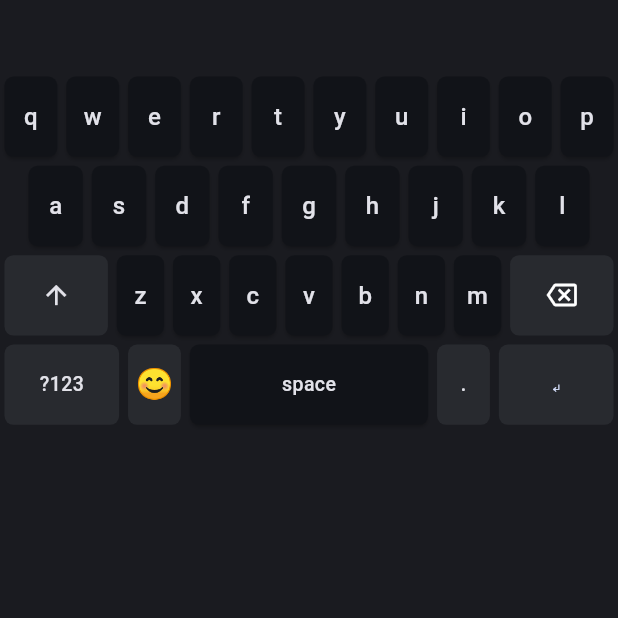
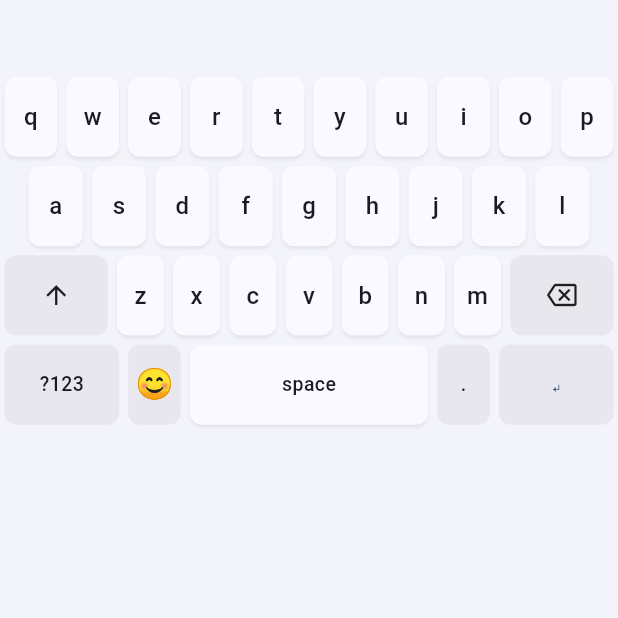
Before and after one commit to PATILYASHH/Smart-Keyboard, a Flutter app: the screen it shows after launch, after a tap on the "backspace" icon, on a phone screen of 412 x 824 dp, the top half of it. Run offline on Flutter 3.47's test engine with Material 3 defaults, Android fonts, the phone set to English and light mode, and no system bars; our stand-ins replace sqflite; accounts and stored records are empty; project files that could hold a hidden picture were left out.

Commit message:
Improve keyboard UI, fix animation latency, add CI pipeline
Co-authored-by: PATILYASHH <149749700+PATILYASHH@users.noreply.github.com>

```diff
--- a/lib/keyboard/key_widget.dart
+++ b/lib/keyboard/key_widget.dart
@@ -7,8 +7,9 @@ import 'gesture_handler.dart';
 /// Design goals:
 /// • Renders in < 1 ms (no layout calculation, pre-baked [BoxDecoration]).
 /// • Plays a short scale animation on tap to give tactile-like feedback.
-/// • Notifies the parent via [onTap] so that all [InputConnection] writes
-///   happen in one place ([KeyboardWidget]).
+/// • Fires [onTap] **immediately** at the start of the press animation so the
+///   input pipeline sees the keystroke with minimal latency (no waiting for the
+///   animation to complete).
 class KeyWidget extends StatefulWidget {
   const KeyWidget({
     super.key,
@@ -75,10 +76,11 @@ class _KeyWidgetState extends State<KeyWidget>
     super.dispose();
   }
 
-  Future<void> _handleTap() async {
-    await _controller.forward();
-    await _controller.reverse();
+  /// Fires [onTap] immediately for minimal latency, then runs the press
+  /// animation in the background so the UI still shows tactile feedback.
+  void _handleTap() {
     widget.onTap(widget.character);
+    _controller.forward().then((_) => _controller.reverse());
   }
 
   @override
@@ -105,8 +107,9 @@ class _KeyWidgetState extends State<KeyWidget>
             scale: _scaleAnimation,
             child: Material(
               elevation: widget.isModifier ? 0 : 1,
-              borderRadius: BorderRadius.circular(6),
+              borderRadius: BorderRadius.circular(8),
               color: bg,
+              shadowColor: theme.colorScheme.shadow.withAlpha(80),
               child: SizedBox(
                 height: widget.height,
                 child: Center(
@@ -201,10 +204,10 @@ class _BackspaceKeyWidgetState extends State<BackspaceKeyWidget>
     super.dispose();
   }
 
-  Future<void> _handleTap() async {
-    await _controller.forward();
-    await _controller.reverse();
+  /// Fires the delete callback immediately and animates in the background.
+  void _handleTap() {
     widget.onDelete();
+    _controller.forward().then((_) => _controller.reverse());
   }
 
   @override
@@ -218,7 +221,7 @@ class _BackspaceKeyWidgetState extends State<BackspaceKeyWidget>
           onTap: _handleTap,
           child: Material(
             elevation: 0,
-            borderRadius: BorderRadius.circular(6),
+            borderRadius: BorderRadius.circular(8),
             color: theme.colorScheme.surfaceContainerHigh,
             child: SizedBox(
               height: widget.height,
@@ -259,7 +262,7 @@ class ShiftKeyWidget extends StatelessWidget {
           onTap: onTap,
           child: Material(
             elevation: 0,
-            borderRadius: BorderRadius.circular(6),
+            borderRadius: BorderRadius.circular(8),
             color: isActive
                 ? theme.colorScheme.primary
                 : theme.colorScheme.surfaceContainerHigh,
@@ -314,7 +317,7 @@ class EmojiKeyWidget extends StatelessWidget {
           onTap: onTap,
           child: Material(
             elevation: 0,
-            borderRadius: BorderRadius.circular(6),
+            borderRadius: BorderRadius.circular(8),
             color: isActive
                 ? theme.colorScheme.primary
                 : theme.colorScheme.surfaceContainerHigh,
@@ -393,10 +396,11 @@ class _SpacebarKeyWidgetState extends State<SpacebarKeyWidget>
     super.dispose();
   }
 
-  Future<void> _handleTap() async {
-    await _controller.forward();
-    await _controller.reverse();
+  /// Fires [onTap] immediately for minimal latency, then animates in the
+  /// background.
+  void _handleTap() {
     widget.onTap(' ');
+    _controller.forward().then((_) => _controller.reverse());
   }
 
   @override
@@ -418,8 +422,9 @@ class _SpacebarKeyWidgetState extends State<SpacebarKeyWidget>
               scale: _scaleAnimation,
               child: Material(
                 elevation: 1,
-                borderRadius: BorderRadius.circular(6),
+                borderRadius: BorderRadius.circular(8),
                 color: bg,
+                shadowColor: theme.colorScheme.shadow.withAlpha(80),
                 child: SizedBox(
                   height: widget.height,
                   child: Center(
--- a/lib/main.dart
+++ b/lib/main.dart
@@ -67,10 +67,9 @@ class _KeyboardAppState extends State<KeyboardApp> {
         ),
         useMaterial3: true,
       ),
-      // Always use the dark theme — the keyboard runs inside an IME window
-      // where the host OS controls the surrounding UI chrome; forcing dark mode
-      // provides a consistent, battery-friendly appearance on OLED displays.
-      themeMode: ThemeMode.dark,
+      // Follow the host OS theme so the keyboard blends with the surrounding
+      // application chrome in both light and dark mode.
+      themeMode: ThemeMode.system,
       home: KeyboardWidget(channel: _channel),
     );
   }
```
Also changed, not shown: lib/keyboard/suggestion_bar.dart (+25 -14 lines), 1 other file.
